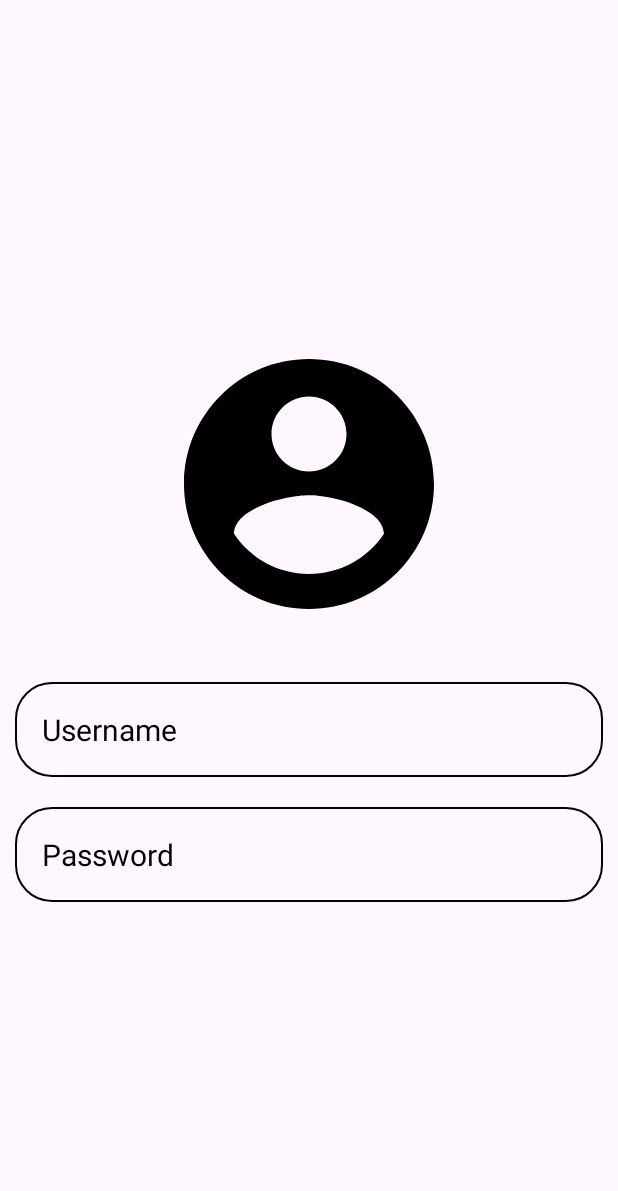
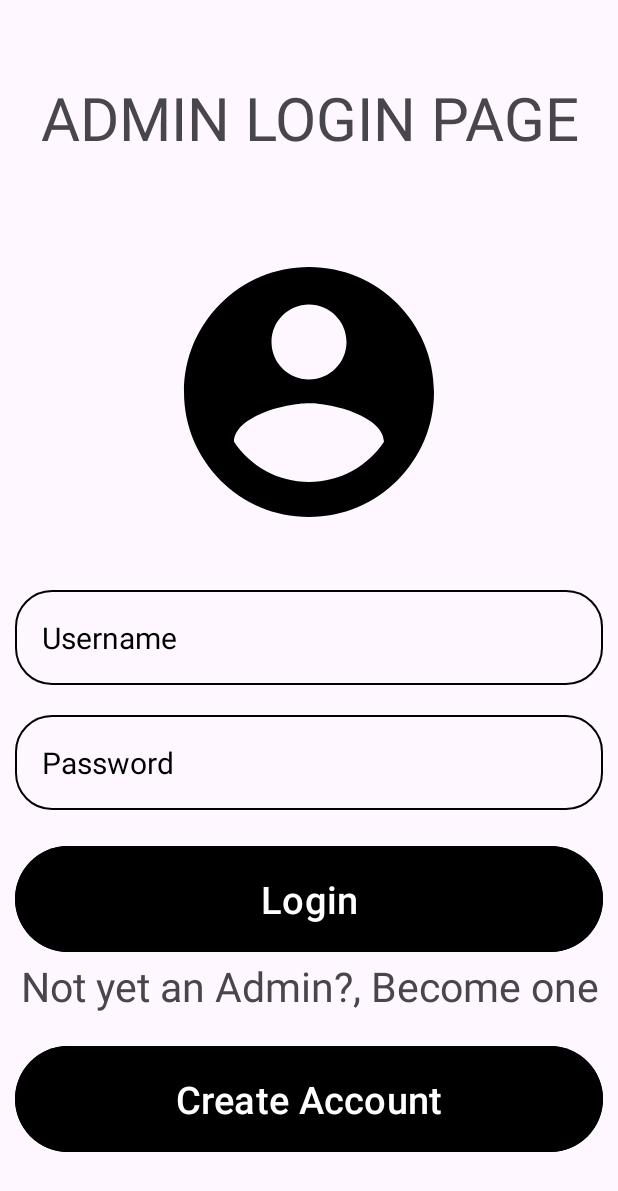
Before and after one commit to bed-com-23-20/Attendance-Register-App, an Android app: the screen it shows after launch (MainActivity), on a phone screen of 412 x 824 dp. Shown: the top 1191 px of the screen. Run offline under Robolectric (Android 15) with nearby library versions, the phone set to English and light mode, and no system bars.

Commit message:
Finalizing the Admin login page design

```diff
--- a/Attendance_Register_Sytem/app/src/main/res/layout/activity_main.xml
+++ b/Attendance_Register_Sytem/app/src/main/res/layout/activity_main.xml
@@ -5,7 +5,7 @@
     android:id="@+id/main"
     android:layout_width="match_parent"
     android:layout_height="match_parent"
-   android:gravity="center"
+    android:gravity="center"
     tools:context=".MainActivity">
 
     <LinearLayout
@@ -14,12 +14,24 @@
         android:gravity="center"
         android:orientation="vertical">
 
+        <TextView
+            android:id="@+id/admintext"
+            android:layout_width="match_parent"
+            android:text="@string/admin_login_page"
+            android:gravity="center"
+            android:textSize="40sp"
+            android:layout_height="wrap_content"
+            android:layout_marginBottom="16dp"
+
+            />
+
         <ImageView
             android:id="@+id/adminvector"
             android:layout_width="200dp"
             android:layout_height="200dp"
             android:layout_gravity="center"
             android:src="@drawable/adminloginvector"
+            android:layout_marginTop="40dp"
             />
 
         <EditText
@@ -42,7 +54,7 @@
             android:id="@+id/password"
             android:layout_width="match_parent"
             android:layout_height="wrap_content"
-            android:hint="Password"
+            android:hint="@string/password"
             android:textColorHint="@color/black"
             android:textSize="20sp"
             android:layout_marginTop="20dp"
@@ -54,6 +66,44 @@
             android:background="@drawable/rounded_corner"
             />
 
+        <Button
+            android:id="@+id/loginbt"
+            android:layout_width="match_parent"
+            android:layout_height="wrap_content"
+            android:text="@string/login"
+            android:layout_marginStart="10dp"
+            android:layout_marginEnd="10dp"
+            android:padding="18dp"
+            android:textSize="25sp"
+            android:layout_marginTop="20dp"
+            android:backgroundTint="@color/black"
+            />
+
+        <TextView
+            android:id="@+id/notyetadmin"
+            android:layout_width="match_parent"
+            android:text="@string/not_yet_an_admin_become_one"
+            android:gravity="center"
+            android:textSize="27sp"
+            android:layout_height="wrap_content"
+            android:layout_marginBottom="16dp"
+
+            />
+
+        <Button
+            android:id="@+id/creatAccount"
+            android:layout_width="match_parent"
+            android:layout_height="wrap_content"
+            android:text="@string/create_account"
+            android:layout_marginStart="10dp"
+            android:layout_marginEnd="10dp"
+            android:padding="18dp"
+            android:textSize="25sp"
+            android:layout_marginTop="1dp"
+            android:backgroundTint="@color/black"
+            />
+
+
     </LinearLayout>
 
 
--- a/Attendance_Register_Sytem/app/src/main/res/values/strings.xml
+++ b/Attendance_Register_Sytem/app/src/main/res/values/strings.xml
@@ -1,4 +1,9 @@
 <resources>
-    <string name="app_name">Attendance_Register_Sytem</string>
+    <string name="app_name">Attendance_Register_System</string>
     <string name="username">Username</string>
+    <string name="admin_login_page">ADMIN LOGIN PAGE</string>
+    <string name="create_account">Create Account</string>
+    <string name="not_yet_an_admin_become_one">Not yet an Admin?, Become one</string>
+    <string name="password">Password</string>
+    <string name="login">Login</string>
 </resources>
```
